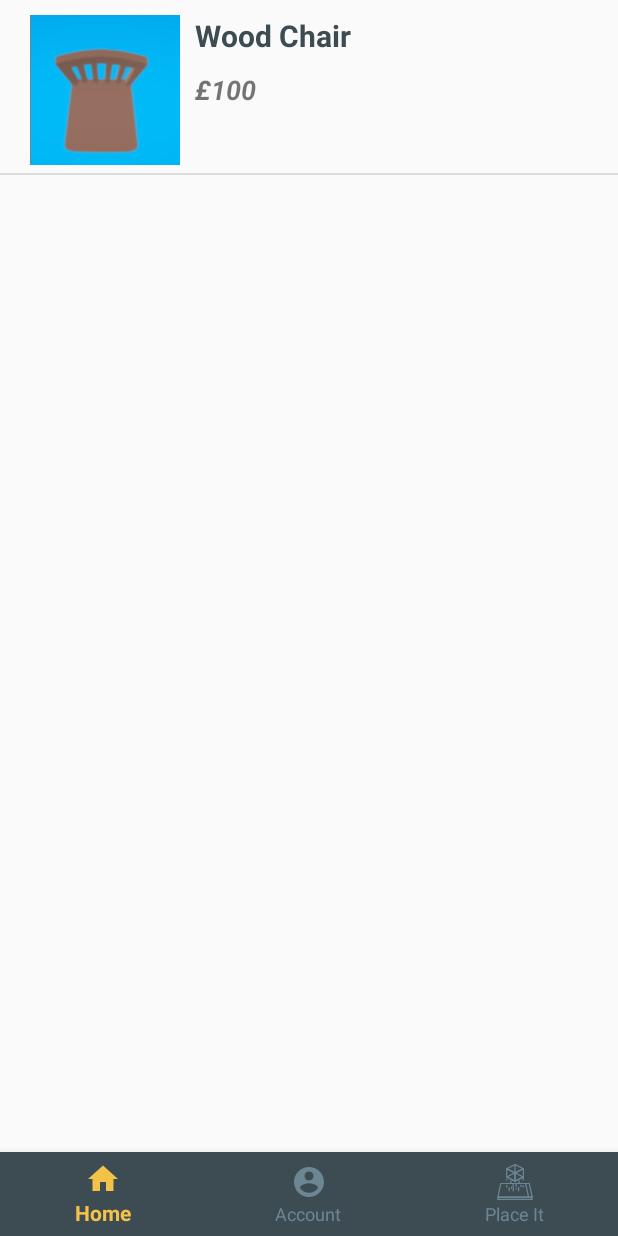
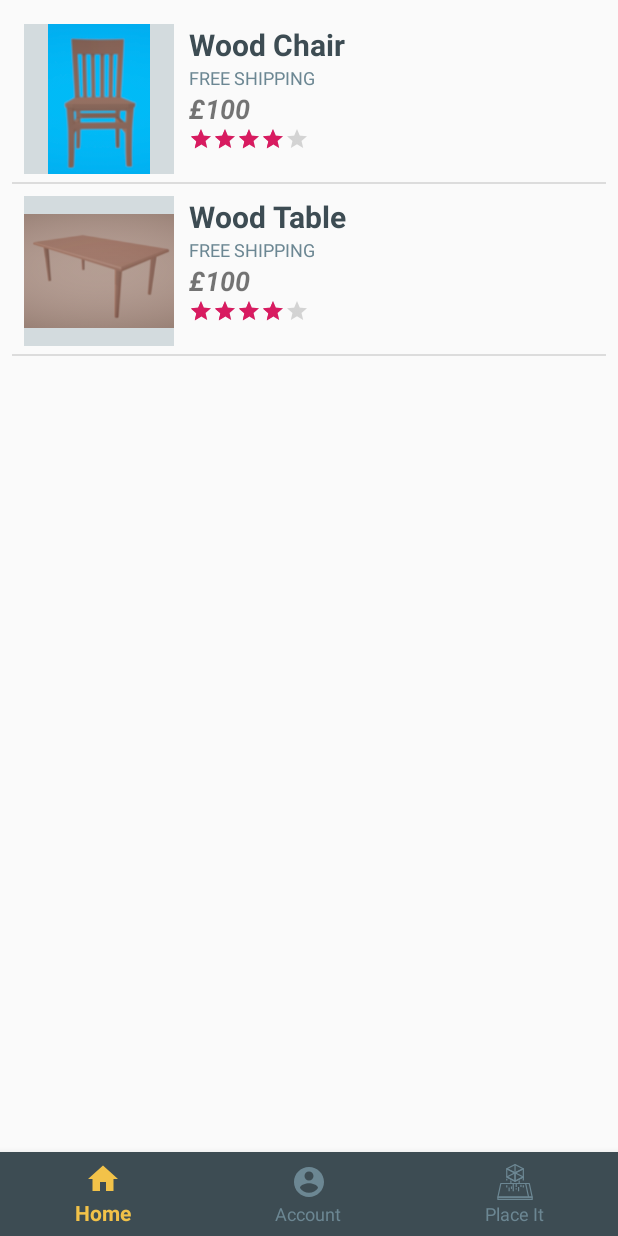
Before and after one commit to trantanhdev/happy_furniture, an Android app: the screen it shows after launch (IndexActivity), on a phone screen of 412 x 824 dp. Run offline under Robolectric (Android 15) with nearby library versions, the phone set to English and light mode, and no system bars; our stand-ins replace Dagger/Hilt's generated code, navigation-ui.

Commit message:
Adjust UI and add a table into product list

```diff
--- a/app/src/main/java/com/example/hf/repositories/lds/ProductLocalDataSource.java
+++ b/app/src/main/java/com/example/hf/repositories/lds/ProductLocalDataSource.java
@@ -13,6 +13,8 @@ public class ProductLocalDataSource implements ProductRepository {
   static{
     srcProducts.add(new Product(1, 1, "Wood Chair", R.drawable.f_1_1,
         new int[] {},25, "This is a beautiful chair"));
+    srcProducts.add(new Product(2, 2, "Wood Table", R.drawable.f_2_1,
+        new int[] {},100, "This is a wood table"));
 //    srcProducts.add(new Product(3, 2, "Table A", 100, "Table A desc"));
 //    srcProducts.add(new Product(5, 3, "Wallpaper A", 4, "WP A desc"));
   }
--- a/app/src/main/res/layout/fragment_home.xml
+++ b/app/src/main/res/layout/fragment_home.xml
@@ -7,6 +7,9 @@
     <ListView
         android:id="@+id/lst_products"
         android:layout_width="match_parent"
-        android:layout_height="match_parent">
+        android:layout_height="match_parent"
+        android:layout_marginTop="8dp"
+        android:layout_marginRight="8dp"
+        android:layout_marginLeft="8dp">
     </ListView>
 </androidx.constraintlayout.widget.ConstraintLayout>
--- a/app/src/main/res/layout/row_product.xml
+++ b/app/src/main/res/layout/row_product.xml
@@ -2,8 +2,8 @@
 <LinearLayout xmlns:android="http://schemas.android.com/apk/res/android"
     android:orientation="horizontal" android:layout_width="match_parent"
     android:layout_height="match_parent"
-    android:paddingTop="10dp"
-    android:paddingLeft="20dp"
+    android:paddingTop="8dp"
+    android:paddingLeft="8dp"
     android:paddingBottom="5dp">
 
   <ImageView
@@ -11,7 +11,7 @@
       android:layout_width="100dp"
       android:layout_height="100dp"
       android:src="@drawable/f_1_1"
-      android:background="@color/colorPrimary"
+      android:background="@color/colorPrimaryBGR"
       android:layout_marginRight="10dp">
   </ImageView>
 
@@ -23,11 +23,18 @@
         android:id="@+id/name"
         android:layout_width="wrap_content"
         android:layout_height="wrap_content"
-        android:layout_marginBottom="10dp"
         android:textStyle="bold"
         android:textSize="20dp"
         android:textColor="@color/colorPrimaryDark"
         android:text="Wood Chair">
+    </TextView>
+    <TextView
+        android:id="@+id/promote"
+        android:layout_width="wrap_content"
+        android:layout_height="wrap_content"
+        android:textColor="@color/colorPrimary"
+        android:textSize="12dp"
+        android:text="FREE SHIPPING">
     </TextView>
     <TextView
         android:id="@+id/price"
@@ -37,5 +44,11 @@
         android:textSize="18dp"
         android:text="£100">
     </TextView>
+    <RatingBar
+        android:layout_width="wrap_content"
+        android:layout_height="wrap_content"
+        android:rating="4"
+        style="?android:ratingBarStyleSmall">
+    </RatingBar>
   </LinearLayout>
 </LinearLayout>
--- a/app/src/main/res/values/colors.xml
+++ b/app/src/main/res/values/colors.xml
@@ -4,6 +4,7 @@
 
     <color name="colorPrimary">#6c8793</color>
     <color name="colorPrimaryDark">#3D4C53</color>
+    <color name="colorPrimaryBGR">#d3dbde</color>
     <color name="colorAccent">#D81B60</color>
     <color name="colorTarget">#F2C249</color>
 </resources>
```
Also changed, not shown: app/src/main/res/drawable/f_1_1.png, app/src/main/res/drawable/f_2_1.png (added).
